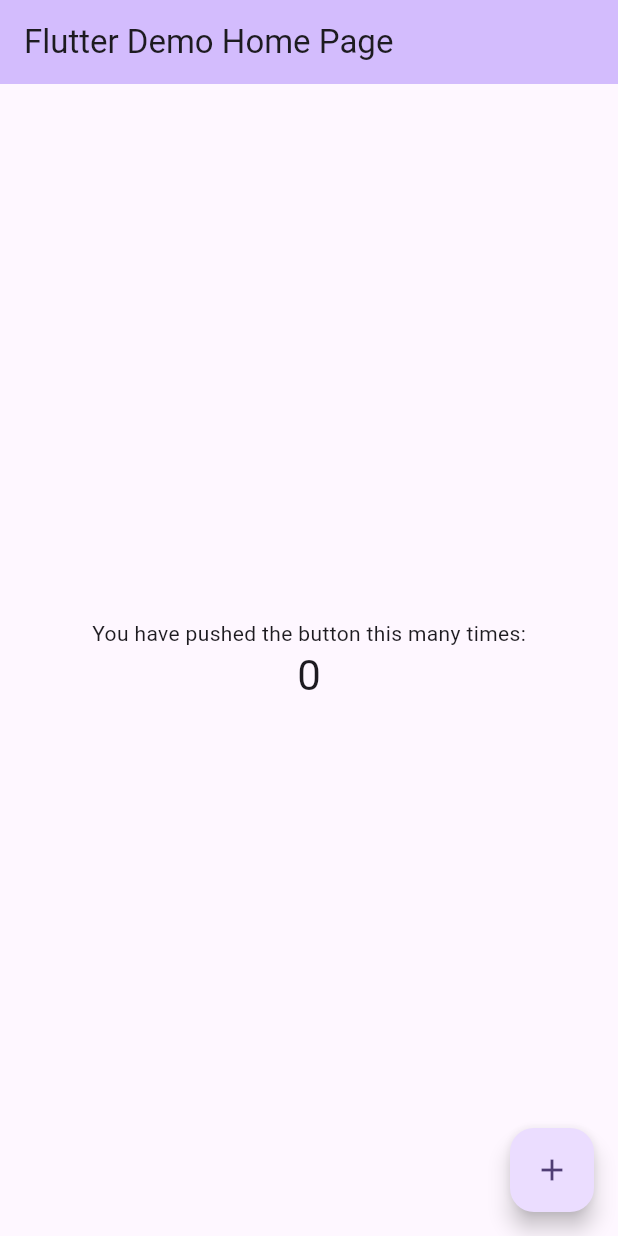
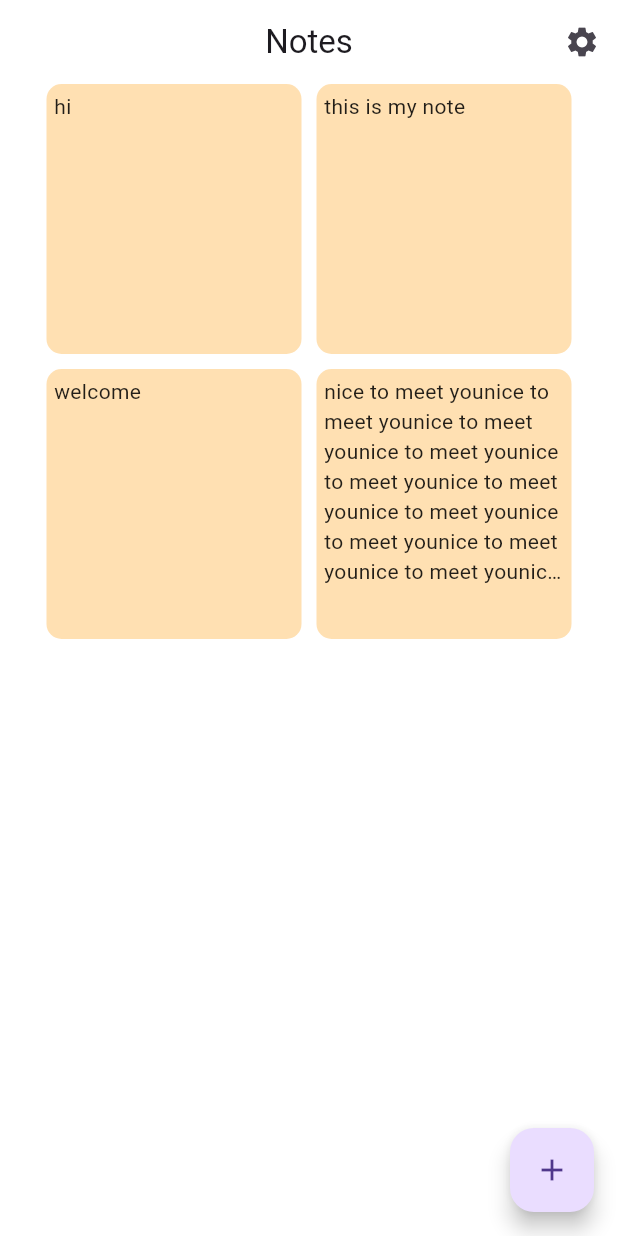
Before and after one commit to James1412/flyer_note, a Flutter app: the screen it shows after launch, on a phone screen of 412 x 824 dp. Run offline on Flutter 3.47's test engine with Material 3 defaults, Android fonts, the phone set to English and light mode, and no system bars.

Commit message:
note list with wrap

```diff
--- a/lib/main.dart
+++ b/lib/main.dart
@@ -1,125 +1,23 @@
 import 'package:flutter/material.dart';
+import 'package:flyer_note/screens/home_screen.dart';
 
 void main() {
-  runApp(const MyApp());
+  WidgetsFlutterBinding.ensureInitialized();
+  runApp(const FlyerNoteApp());
 }
 
-class MyApp extends StatelessWidget {
-  const MyApp({super.key});
+class FlyerNoteApp extends StatelessWidget {
+  const FlyerNoteApp({super.key});
 
-  // This widget is the root of your application.
   @override
   Widget build(BuildContext context) {
     return MaterialApp(
-      title: 'Flutter Demo',
+      debugShowCheckedModeBanner: false,
       theme: ThemeData(
-        // This is the theme of your application.
-        //
-        // TRY THIS: Try running your application with "flutter run". You'll see
-        // the application has a purple toolbar. Then, without quitting the app,
-        // try changing the seedColor in the colorScheme below to Colors.green
-        // and then invoke "hot reload" (save your changes or press the "hot
-        // reload" button in a Flutter-supported IDE, or press "r" if you used
-        // the command line to start the app).
-        //
-        // Notice that the counter didn't reset back to zero; the application
-        // state is not lost during the reload. To reset the state, use hot
-        // restart instead.
-        //
-        // This works for code too, not just values: Most code changes can be
-        // tested with just a hot reload.
-        colorScheme: ColorScheme.fromSeed(seedColor: Colors.deepPurple),
-        useMaterial3: true,
+        textTheme: Typography.blackCupertino,
+        scaffoldBackgroundColor: Colors.white,
       ),
-      home: const MyHomePage(title: 'Flutter Demo Home Page'),
+      home: const HomeScreen(),
     );
   }
 }
-
-class MyHomePage extends StatefulWidget {
-  const MyHomePage({super.key, required this.title});
-
-  // This widget is the home page of your application. It is stateful, meaning
-  // that it has a State object (defined below) that contains fields that affect
-  // how it looks.
-
-  // This class is the configuration for the state. It holds the values (in this
-  // case the title) provided by the parent (in this case the App widget) and
-  // used by the build method of the State. Fields in a Widget subclass are
-  // always marked "final".
-
-  final String title;
-
-  @override
-  State<MyHomePage> createState() => _MyHomePageState();
-}
-
-class _MyHomePageState extends State<MyHomePage> {
-  int _counter = 0;
-
-  void _incrementCounter() {
-    setState(() {
-      // This call to setState tells the Flutter framework that something has
-      // changed in this State, which causes it to rerun the build method below
-      // so that the display can reflect the updated values. If we changed
-      // _counter without calling setState(), then the build method would not be
-      // called again, and so nothing would appear to happen.
-      _counter++;
-    });
-  }
-
-  @override
-  Widget build(BuildContext context) {
-    // This method is rerun every time setState is called, for instance as done
-    // by the _incrementCounter method above.
-    //
-    // The Flutter framework has been optimized to make rerunning build methods
-    // fast, so that you can just rebuild anything that needs updating rather
-    // than having to individually change instances of widgets.
-    return Scaffold(
-      appBar: AppBar(
-        // TRY THIS: Try changing the color here to a specific color (to
-        // Colors.amber, perhaps?) and trigger a hot reload to see the AppBar
-        // change color while the other colors stay the same.
-        backgroundColor: Theme.of(context).colorScheme.inversePrimary,
-        // Here we take the value from the MyHomePage object that was created by
-        // the App.build method, and use it to set our appbar title.
-        title: Text(widget.title),
-      ),
-      body: Center(
-        // Center is a layout widget. It takes a single child and positions it
-        // in the middle of the parent.
-        child: Column(
-          // Column is also a layout widget. It takes a list of children and
-          // arranges them vertically. By default, it sizes itself to fit its
-          // children horizontally, and tries to be as tall as its parent.
-          //
-          // Column has various properties to control how it sizes itself and
-          // how it positions its children. Here we use mainAxisAlignment to
-          // center the children vertically; the main axis here is the vertical
-          // axis because Columns are vertical (the cross axis would be
-          // horizontal).
-          //
-          // TRY THIS: Invoke "debug painting" (choose the "Toggle Debug Paint"
-          // action in the IDE, or press "p" in the console), to see the
-          // wireframe for each widget.
-          mainAxisAlignment: MainAxisAlignment.center,
-          children: <Widget>[
-            const Text(
-              'You have pushed the button this many times:',
-            ),
-            Text(
-              '$_counter',
-              style: Theme.of(context).textTheme.headlineMedium,
-            ),
-          ],
-        ),
-      ),
-      floatingActionButton: FloatingActionButton(
-        onPressed: _incrementCounter,
-        tooltip: 'Increment',
-        child: const Icon(Icons.add),
-      ), // This trailing comma makes auto-formatting nicer for build methods.
-    );
-  }
-}
--- /dev/null
+++ b/lib/screens/home_screen.dart
@@ -0,0 +1,154 @@
+import 'dart:math';
+
+import 'package:flutter/material.dart';
+
+class HomeScreen extends StatefulWidget {
+  const HomeScreen({super.key});
+
+  @override
+  State<HomeScreen> createState() => _HomeScreenState();
+}
+
+class _HomeScreenState extends State<HomeScreen> {
+  final ScrollController _scrollController = ScrollController();
+
+  final List<Color> colors = [
+    Colors.red.shade100,
+    Colors.blue.shade100,
+    Colors.green.shade100,
+    Colors.yellow.shade100,
+    Colors.orange.shade100,
+    Colors.purple.shade100,
+  ];
+
+  List<String> notes = [
+    "hi",
+    "this is my note",
+    'welcome',
+    'nice to meet younice to meet younice to meet younice to meet younice to meet younice to meet younice to meet younice to meet younice to meet younice to meet younice to meet younice to meet younice to meet younice to meet younice to meet younice to meet younice to meet younice to meet younice to meet younice to meet younice to meet younice to meet younice to meet younice to meet younice to meet younice to meet younice to meet younice to meet you'
+  ];
+
+  @override
+  void dispose() {
+    _scrollController.dispose();
+    super.dispose();
+  }
+
+  void _onNoteTap(int index) {
+    Navigator.push(
+      context,
+      PageRouteBuilder(
+        barrierColor: Colors.black.withOpacity(0.5),
+        barrierDismissible: true,
+        opaque: false,
+        transitionDuration: const Duration(milliseconds: 500),
+        reverseTransitionDuration: const Duration(milliseconds: 500),
+        pageBuilder: (context, animation, secondaryAnimation) {
+          return Dialog(
+            backgroundColor: Colors.transparent,
+            surfaceTintColor: Colors.transparent,
+            child: Hero(
+              transitionOnUserGestures: true,
+              tag: index,
+              child: Material(
+                type: MaterialType.transparency,
+                child: Container(
+                  height: 300,
+                  padding: const EdgeInsets.all(5.0),
+                  decoration: BoxDecoration(
+                    color: Colors.blue.shade100,
+                    borderRadius: BorderRadius.circular(10),
+                  ),
+                  child: const Text("Hi"),
+                ),
+              ),
+            ),
+          );
+        },
+      ),
+    );
+  }
+
+  @override
+  Widget build(BuildContext context) {
+    return GestureDetector(
+      onTap: () {
+        if (FocusManager.instance.primaryFocus == null) return;
+        FocusManager.instance.primaryFocus!.unfocus();
+      },
+      child: Scaffold(
+        appBar: AppBar(
+          title: const Text("Notes"),
+          backgroundColor: Colors.white,
+          centerTitle: true,
+          actions: [
+            IconButton(onPressed: () {}, icon: const Icon(Icons.settings)),
+          ],
+        ),
+        body: Scrollbar(
+          controller: _scrollController,
+          child: ListView(
+            controller: _scrollController,
+            children: [
+              Wrap(
+                spacing: 10,
+                runSpacing: 10,
+                alignment: WrapAlignment.center,
+                children: [
+                  for (var note in notes)
+                    Dismissible(
+                      key: UniqueKey(),
+                      onDismissed: (direction) {
+                        notes.remove(note);
+                        setState(() {});
+                        ScaffoldMessenger.of(context).showSnackBar(
+                          SnackBar(
+                            content: const Text("Deleted the note"),
+                            action: SnackBarAction(
+                              label: "Recover",
+                              onPressed: () {
+                                notes.add(note);
+                                setState(() {});
+                              },
+                            ),
+                          ),
+                        );
+                      },
+                      child: GestureDetector(
+                        onTap: () => _onNoteTap(notes.indexOf(note)),
+                        child: Hero(
+                          tag: notes.indexOf(note),
+                          child: Material(
+                            type: MaterialType.transparency,
+                            child: Container(
+                              width: Random().nextInt(20) + 170,
+                              height: Random().nextInt(10) + 180,
+                              padding: EdgeInsets.all(Random().nextInt(20) + 5),
+                              decoration: BoxDecoration(
+                                color:
+                                    colors[Random().nextInt(colors.length) + 0],
+                                borderRadius: BorderRadius.circular(10),
+                              ),
+                              child: Text(
+                                note,
+                                maxLines: 7,
+                                overflow: TextOverflow.ellipsis,
+                              ),
+                            ),
+                          ),
+                        ),
+                      ),
+                    ),
+                ],
+              ),
+            ],
+          ),
+        ),
+        floatingActionButton: FloatingActionButton(
+          onPressed: () {},
+          child: const Icon(Icons.add),
+        ),
+      ),
+    );
+  }
+}
```
Also changed, not shown: lib/models/note_model.dart (added, +14 -0 lines), 1 other file.
